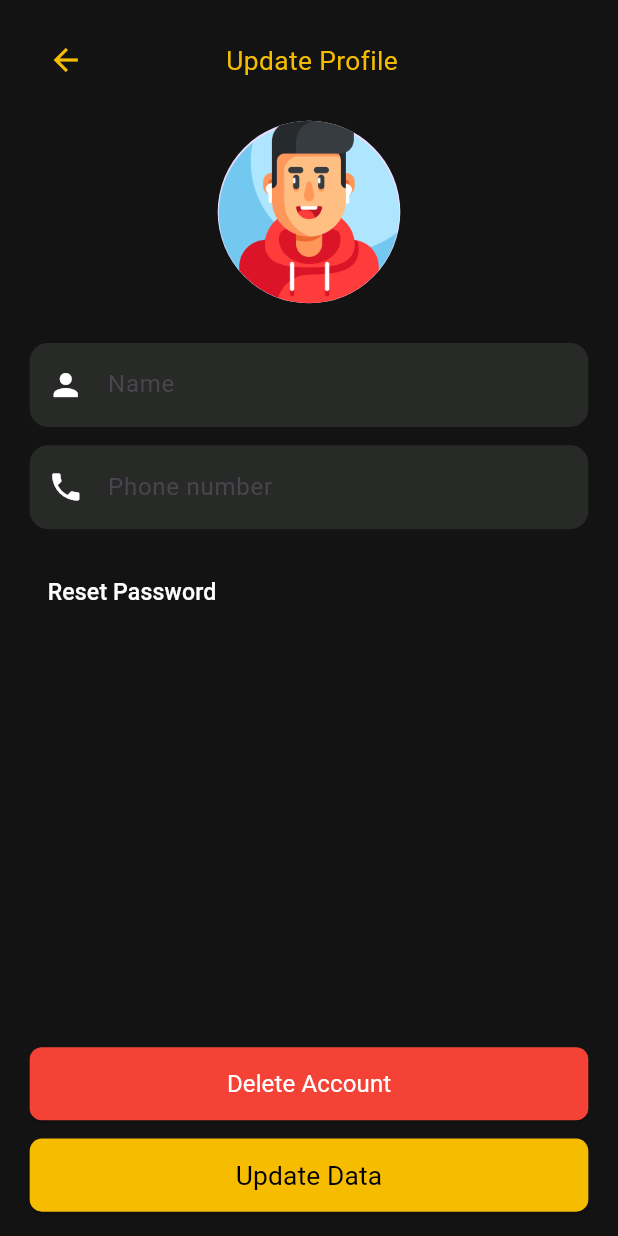
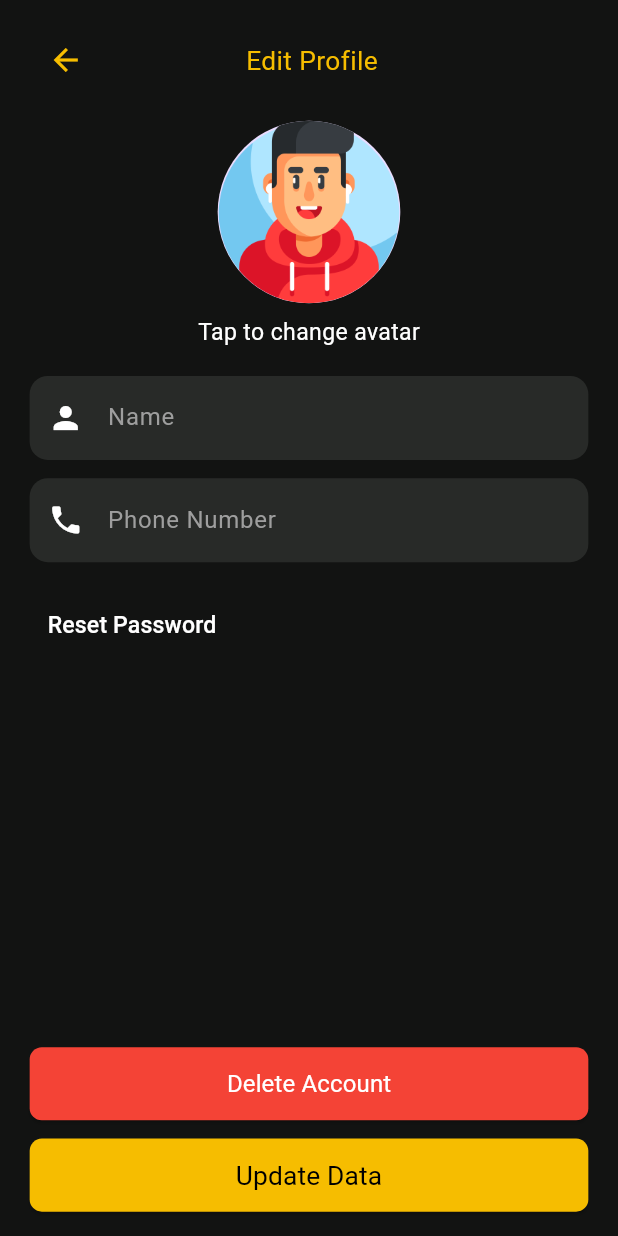
Before and after one commit to hagarsaad511-dotcom/movieApp, a Flutter app: the ProfileScreen screen opened by its route, after a tap on "Edit Profile", on a phone screen of 412 x 824 dp. Run offline on Flutter 3.47's test engine with Material 3 defaults, Android fonts, the phone set to English and light mode, and no system bars; our stand-ins replace dartz, dio, equatable, firebase_auth, flutter_bloc, flutter_screenutil and 8 more; accounts and stored records are empty; generated files the repository leaves out were written again; network calls fail.

Commit message:
screens featureas edited

```diff
--- a/lib/presentation/screens/update_profile_screen.dart
+++ b/lib/presentation/screens/update_profile_screen.dart
@@ -10,6 +10,7 @@ import '../cubits/auth/auth_state.dart';
 import '../widgets/avatar_grid.dart';
 import '../widgets/loading_button.dart';
 import '../../../ui/core/utils/avatar_mapper.dart';
+import '../../../l10n/gen/app_localizations.dart';
 
 class UpdateProfileScreen extends StatefulWidget {
   const UpdateProfileScreen({Key? key}) : super(key: key);
@@ -68,6 +69,7 @@ class _UpdateProfileScreenState extends State<UpdateProfileScreen> {
   @override
   Widget build(BuildContext context) {
     final avatarAsset = AvatarMapper.getAvatarAsset(_selectedAvatarId);
+    final lang = AppLocalizations.of(context)!;
 
     return Scaffold(
       backgroundColor: AppColors.primaryBlack,
@@ -87,7 +89,7 @@ class _UpdateProfileScreenState extends State<UpdateProfileScreen> {
                   Expanded(
                     child: Center(
                       child: Text(
-                        'Update Profile',
+                        lang.editProfile,
                         style: GoogleFonts.roboto(
                           fontSize: 16.sp,
                           fontWeight: FontWeight.normal,
@@ -112,6 +114,13 @@ class _UpdateProfileScreenState extends State<UpdateProfileScreen> {
                         backgroundImage: AssetImage(avatarAsset),
                       ),
                       SizedBox(height: 8.h),
+                      Text(
+                        lang.tapToChangeAvatar,
+                        style: GoogleFonts.roboto(
+                          fontSize: 14.sp,
+                          color: AppColors.white,
+                        ),
+                      ),
                     ],
                   ),
                 ),
@@ -124,7 +133,8 @@ class _UpdateProfileScreenState extends State<UpdateProfileScreen> {
                 style: const TextStyle(color: Colors.white),
                 decoration: InputDecoration(
                   prefixIcon: const Icon(Icons.person, color: Colors.white),
-                  hintText: 'Name',
+                  hintText: lang.name,
+                  hintStyle: const TextStyle(color: Colors.grey),
                   filled: true,
                   fillColor: AppColors.darkGrey,
                   border: OutlineInputBorder(
@@ -142,7 +152,8 @@ class _UpdateProfileScreenState extends State<UpdateProfileScreen> {
                 style: const TextStyle(color: Colors.white),
                 decoration: InputDecoration(
                   prefixIcon: const Icon(Icons.phone, color: Colors.white),
-                  hintText: 'Phone number',
+                  hintText: lang.phoneNumber,
+                  hintStyle: const TextStyle(color: Colors.grey),
                   filled: true,
                   fillColor: AppColors.darkGrey,
                   border: OutlineInputBorder(
@@ -155,9 +166,9 @@ class _UpdateProfileScreenState extends State<UpdateProfileScreen> {
 
               /// Reset password link
               TextButton(
-                onPressed: () => context.push('/forgot-password'),
+                onPressed: () => context.push('/reset-password'),
                 child: Text(
-                  "Reset Password",
+                  lang.resetPassword,
                   style: GoogleFonts.roboto(
                     color: AppColors.white,
                     fontSize: 14.sp,
@@ -174,7 +185,7 @@ class _UpdateProfileScreenState extends State<UpdateProfileScreen> {
                   if (state is AuthAuthenticated) {
                     ScaffoldMessenger.of(context).showSnackBar(
                       SnackBar(
-                        content: const Text('Profile updated'),
+                        content: Text(lang.editProfile),
                         backgroundColor: AppColors.yellow,
                       ),
                     );
@@ -197,8 +208,8 @@ class _UpdateProfileScreenState extends State<UpdateProfileScreen> {
                           showDialog(
                             context: context,
                             builder: (_) => AlertDialog(
-                              title: const Text('Delete Account'),
-                              content: const Text(
+                              title: Text(lang.deleteAccount),
+                              content: Text(
                                   'Are you sure you want to delete your account?'),
                               actions: [
                                 TextButton(
@@ -210,9 +221,9 @@ class _UpdateProfileScreenState extends State<UpdateProfileScreen> {
                                     Navigator.pop(context);
                                     context.read<AuthCubit>().deleteAccount();
                                   },
-                                  child: const Text(
-                                    'Delete',
-                                    style: TextStyle(color: Colors.red),
+                                  child: Text(
+                                    lang.deleteAccount,
+                                    style: const TextStyle(color: Colors.red),
                                   ),
                                 ),
                               ],
@@ -226,9 +237,9 @@ class _UpdateProfileScreenState extends State<UpdateProfileScreen> {
                             borderRadius: BorderRadius.circular(8.r),
                           ),
                         ),
-                        child: const Text(
-                          'Delete Account',
-                          style: TextStyle(
+                        child: Text(
+                          lang.deleteAccount,
+                          style: const TextStyle(
                             color: AppColors.white,
                             fontSize: 16,
                             fontWeight: FontWeight.w400,
@@ -237,7 +248,7 @@ class _UpdateProfileScreenState extends State<UpdateProfileScreen> {
                       ),
                       SizedBox(height: 12.h),
                       LoadingButton(
-                        text: 'Update Data',
+                        text: lang.updateData,
                         isLoading: isLoading,
                         onPressed: _onUpdate,
                         backgroundColor: AppColors.yellow,
--- a/lib/presentation/widgets/profile_header.dart
+++ b/lib/presentation/widgets/profile_header.dart
@@ -4,14 +4,14 @@ import 'package:google_fonts/google_fonts.dart';
 import 'package:go_router/go_router.dart';
 import 'package:flutter_bloc/flutter_bloc.dart';
 
-import '../../../domain/entities/user.dart';
+import '../../../ui/core/themes/app_colors.dart';
+import '../../l10n/gen/app_localizations.dart';
 import '../cubits/auth/auth_cubit.dart';
 import '../cubits/auth/auth_state.dart';
 import '../widgets/loading_button.dart';
-import '../../../ui/core/themes/app_colors.dart';
-import '../widgets/stat_tile.dart';
-import '../widgets/profile_nav_bar.dart';
 import '../../../ui/core/utils/avatar_mapper.dart';
+import 'stat_tile.dart';
+import 'profile_nav_bar.dart';
 
 class ProfileHeader extends StatelessWidget {
   final int wishCount;
@@ -29,10 +29,12 @@ class ProfileHeader extends StatelessWidget {
 
   @override
   Widget build(BuildContext context) {
+    final lang = AppLocalizations.of(context)!;
+
     return BlocBuilder<AuthCubit, AuthState>(
       builder: (context, state) {
-        User? user;
-        if (state is AuthAuthenticated) user = state.user;
+        final user =
+        state is AuthAuthenticated ? state.user : null;
 
         final avatarAsset = AvatarMapper.getAvatarAsset(user?.avatarId);
         final name = user?.name ?? 'Guest';
@@ -81,9 +83,9 @@ class ProfileHeader extends StatelessWidget {
                   // Wish List + History
                   Row(
                     children: [
-                      StatTile(title: 'Wish List', count: wishCount),
+                      StatTile(title: lang.wishList, count: wishCount),
                       SizedBox(width: 40.w),
-                      StatTile(title: 'History', count: historyCount),
+                      StatTile(title: lang.history, count: historyCount),
                     ],
                   ),
                 ],
@@ -99,7 +101,7 @@ class ProfileHeader extends StatelessWidget {
                     child: SizedBox(
                       height: 56.h,
                       child: LoadingButton(
-                        text: 'Edit Profile',
+                        text: lang.editProfile,
                         onPressed: () => context.push('/profile/update'),
                         backgroundColor: AppColors.yellow,
                         textColor: Colors.black,
@@ -123,14 +125,15 @@ class ProfileHeader extends StatelessWidget {
                           mainAxisAlignment: MainAxisAlignment.center,
                           children: [
                             Text(
-                              'Exit',
+                              lang.exit,
                               style: TextStyle(
                                 fontSize: 14.sp,
                                 color: AppColors.white,
                               ),
                             ),
                             SizedBox(width: 6.w),
-                            const Icon(Icons.exit_to_app, color: AppColors.white),
+                            const Icon(Icons.exit_to_app,
+                                color: AppColors.white),
                           ],
                         ),
                       ),
--- a/lib/presentation/widgets/profile_nav_bar.dart
+++ b/lib/presentation/widgets/profile_nav_bar.dart
@@ -3,6 +3,7 @@ import 'package:flutter_screenutil/flutter_screenutil.dart';
 import 'package:google_fonts/google_fonts.dart';
 
 import '../../../ui/core/themes/app_colors.dart';
+import '../../../l10n/gen/app_localizations.dart';
 
 class ProfileNavBar extends StatelessWidget {
   final int selectedIndex;
@@ -16,6 +17,8 @@ class ProfileNavBar extends StatelessWidget {
 
   @override
   Widget build(BuildContext context) {
+    final lang = AppLocalizations.of(context)!;
+
     return Container(
       margin: EdgeInsets.only(top: 12.h),
       padding: EdgeInsets.symmetric(vertical: 8.h),
@@ -26,8 +29,8 @@ class ProfileNavBar extends StatelessWidget {
       child: Row(
         mainAxisAlignment: MainAxisAlignment.spaceAround,
         children: [
-          _navItem("Watch List", Icons.list, 0),
-          _navItem("History", Icons.folder, 1),
+          _navItem(lang.wishList, Icons.list, 0),
+          _navItem(lang.history, Icons.folder, 1),
         ],
       ),
     );
```
Also changed, not shown: lib/presentation/screens/forget_password_screen.dart (deleted, +0 -200 lines), lib/presentation/screens/login_screen.dart (+39 -68 lines), lib/presentation/screens/register_screen.dart (+35 -17 lines), lib/presentation/screens/reset_password_screen.dart (added, +254 -0 lines).
